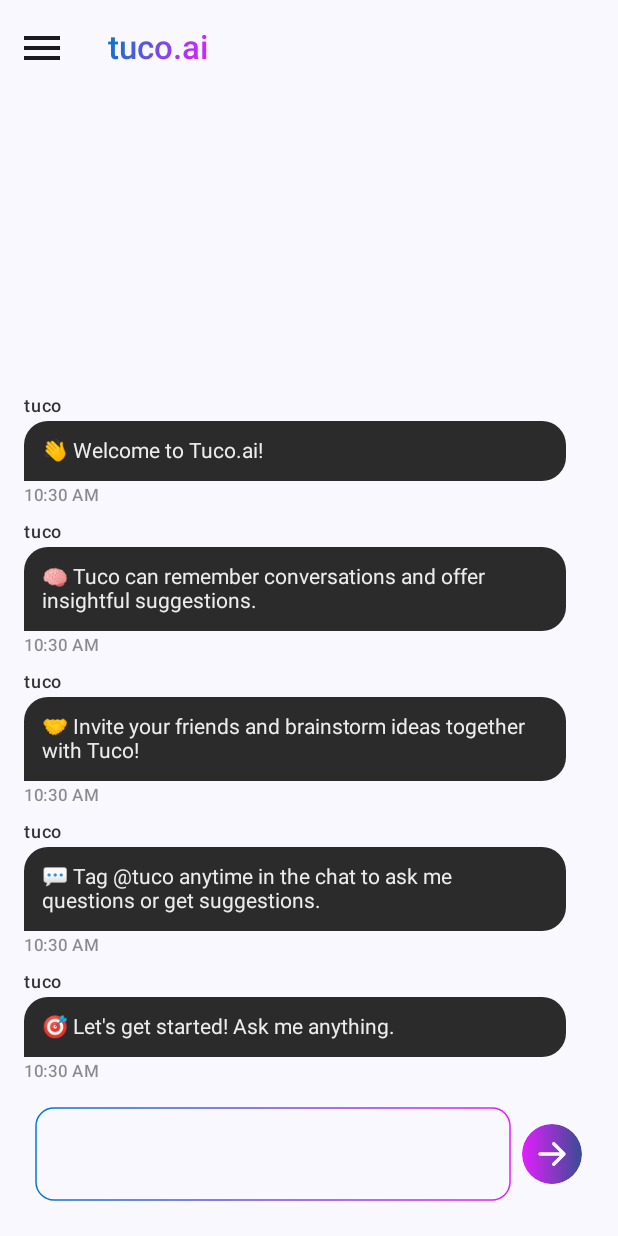
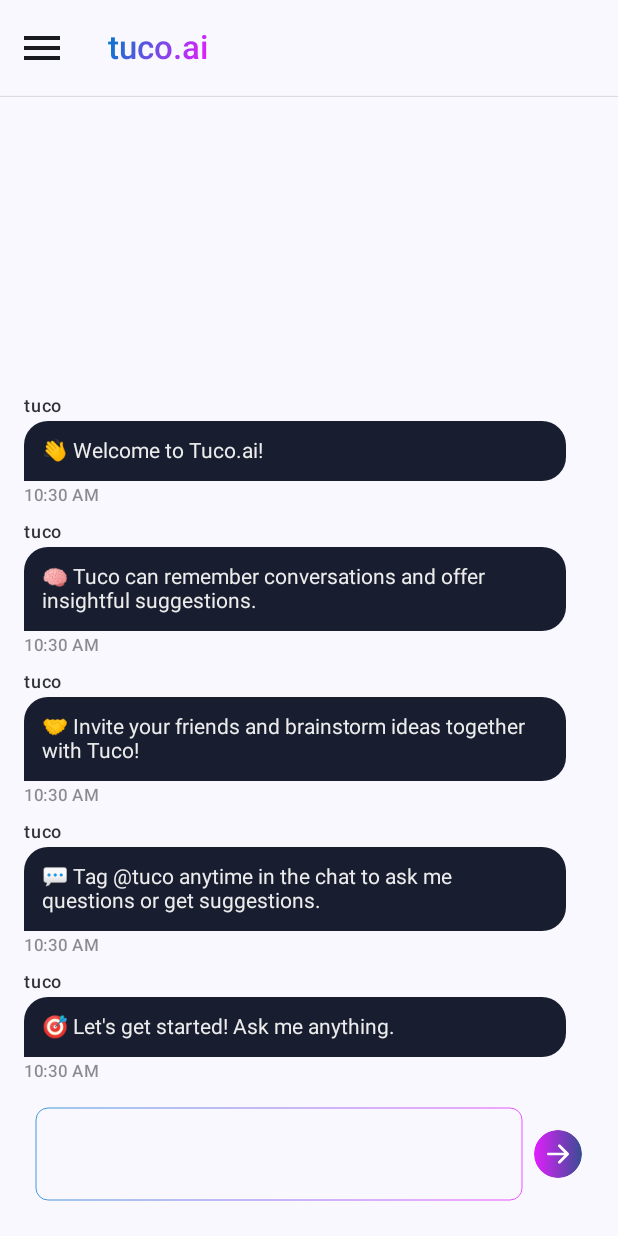
Before and after one commit to vishalcs106/tuco-android, an Android app built with Jetpack Compose: the ChatScreen screen opened through its navigation route, on a phone screen of 412 x 824 dp. Run offline under Robolectric (Android 15) with nearby library versions, the phone set to English and light mode, and no system bars; 1 statement that could not run was skipped.

Commit message:
UI fixes

```diff
--- a/app/src/main/java/ai/android/tuco/presentation/MainActivity.kt
+++ b/app/src/main/java/ai/android/tuco/presentation/MainActivity.kt
@@ -28,6 +28,7 @@ import androidx.compose.foundation.layout.size
 import androidx.compose.foundation.layout.width
 import androidx.compose.material3.DrawerValue
 import androidx.compose.material3.ExperimentalMaterial3Api
+import androidx.compose.material3.HorizontalDivider
 import androidx.compose.material3.Icon
 import androidx.compose.material3.IconButton
 import androidx.compose.material3.MaterialTheme
@@ -81,6 +82,7 @@ fun MainScreen() {
         Scaffold(
             containerColor = MaterialTheme.colorScheme.background,  // 🔹 Ensures consistent background
             topBar = {
+                Column {
                     TopAppBar(
                         title = { TucoTitle{navController.navigate(Screen.Home.route)} },
                         navigationIcon = {
@@ -93,6 +95,11 @@ fun MainScreen() {
                             }
                         }
                     )
+                    HorizontalDivider(
+                        thickness = 0.5.dp,
+                        color = MaterialTheme.colorScheme.onSurface.copy(alpha = 0.2f) // Subtle Divider
+                    )
+                }
             },
             modifier = Modifier
                 .fillMaxSize()
--- a/app/src/main/java/ai/android/tuco/presentation/screens/ChatScreen.kt
+++ b/app/src/main/java/ai/android/tuco/presentation/screens/ChatScreen.kt
@@ -37,6 +37,7 @@ import androidx.compose.ui.Modifier
 import androidx.compose.ui.draw.drawWithCache
 import androidx.compose.ui.graphics.Brush
 import androidx.compose.ui.graphics.Color
+import androidx.compose.ui.graphics.SolidColor
 import androidx.compose.ui.res.painterResource
 import androidx.compose.ui.text.input.KeyboardCapitalization
 import androidx.compose.ui.text.input.TextFieldValue
@@ -99,8 +100,8 @@ fun ChatScreen() {
                             drawRoundRect(
                                 brush = gradient,
                                 size = size,
-                                cornerRadius = androidx.compose.ui.geometry.CornerRadius(12.dp.toPx()),
-                                style = androidx.compose.ui.graphics.drawscope.Stroke(1.dp.toPx())
+                                cornerRadius = androidx.compose.ui.geometry.CornerRadius(8.dp.toPx()),
+                                style = androidx.compose.ui.graphics.drawscope.Stroke(0.5.dp.toPx())
                             )
                         }
                     }
@@ -117,7 +118,8 @@ fun ChatScreen() {
                         capitalization = KeyboardCapitalization.Sentences, // ✅ Sentence capitalization
                         autoCorrect = true                                 // ✅ Auto-correct enabled
                     ),
-                    minLines = 2
+                    minLines = 2,
+                    cursorBrush = SolidColor(Color.White)
                 )
             }
 
@@ -136,7 +138,7 @@ fun ChatScreen() {
                     }
                 },
                 modifier = Modifier
-                    .size(40.dp)
+                    .size(32.dp)
             ) {
                 Icon(
                     painter = painterResource(id = R.drawable.ic_send),
@@ -155,7 +157,7 @@ fun ChatScreen() {
 fun ChatBubble(message: Message) {
     // Improved Solid Colors
     val userBubbleColor = Color(0xFF007ACC) // Calm Blue for User
-    val tucoBubbleColor = Color(0xFF2B2B2B) // Charcoal Black for Tuco
+    val tucoBubbleColor = Color(0xFF181E30) // Charcoal Black for Tuco
 
     val bubbleColor = if (message.isFromUser) userBubbleColor else tucoBubbleColor
     val textColor = if (message.isFromUser) Color.White else Color(0xFFECECEC) // Light Grey for visibility
--- a/app/src/main/java/ai/android/tuco/presentation/screens/HomeScreen.kt
+++ b/app/src/main/java/ai/android/tuco/presentation/screens/HomeScreen.kt
@@ -50,6 +50,8 @@ fun HomeScreen(modifier: Modifier = Modifier, onNewChatCta: () -> Unit) {
                         fontSize = 18.sp
                     )
                 )
+
+                Spacer(modifier = Modifier.height(4.dp))
 
                 RegularText(
                     text = "Free. Private. Contextual. Collaborative.",
```
Lines whose indentation alone changed are shown as unchanged.
